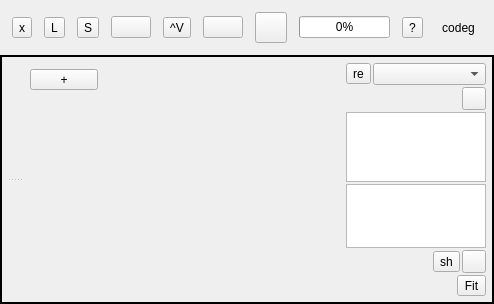
Above: src/Ui/AppWindow.ui from NikolayRag/codeg before the change. Below: the same form after it.
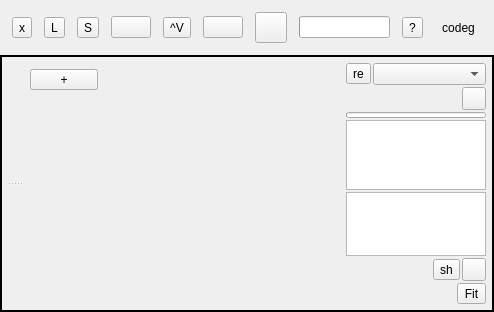
That is the form after the change. Icons and pictures are not drawn.

Diff of the .ui file:
```diff
--- a/src/Ui/AppWindow.ui
+++ b/src/Ui/AppWindow.ui
@@ -164,20 +164,7 @@
            </widget>
           </item>
           <item>
-           <widget class="QProgressBar" name="progDispatch">
-            <property name="sizePolicy">
-             <sizepolicy hsizetype="MinimumExpanding" vsizetype="Fixed">
-              <horstretch>0</horstretch>
-              <verstretch>0</verstretch>
-             </sizepolicy>
-            </property>
-            <property name="value">
-             <number>0</number>
-            </property>
-            <property name="format">
-             <string>%p%</string>
-            </property>
-           </widget>
+           <widget class="QProgressBar" name="progAll"/>
           </item>
           <item>
            <spacer name="horizontalSpacer">
@@ -342,7 +329,7 @@
                         <property name="spacing">
                          <number>2</number>
                         </property>
-                        <item row="0" column="1">
+                        <item row="1" column="1">
                          <widget class="QToolButton" name="btnRescan">
                           <property name="text">
                            <string>re</string>
@@ -353,7 +340,7 @@
                           </property>
                          </widget>
                         </item>
-                        <item row="1" column="1" colspan="2">
+                        <item row="2" column="1" colspan="2">
                          <spacer name="horizontalSpacer_5">
                           <property name="orientation">
                            <enum>Qt::Horizontal</enum>
@@ -366,7 +353,7 @@
                           </property>
                          </spacer>
                         </item>
-                        <item row="1" column="3">
+                        <item row="2" column="3">
                          <widget class="QToolButton" name="btnDispFire">
                           <property name="text">
                            <string/>
@@ -377,7 +364,7 @@
                           </property>
                          </widget>
                         </item>
-                        <item row="0" column="2" colspan="2">
+                        <item row="1" column="2" colspan="2">
                          <widget class="QComboBox" name="listDevs">
                           <property name="sizePolicy">
                            <sizepolicy hsizetype="Ignored" vsizetype="Fixed">
@@ -387,6 +374,22 @@
                           </property>
                          </widget>
                         </item>
+                        <item row="3" column="1" colspan="3">
+                         <widget class="QProgressBar" name="progDispatch">
+                          <property name="sizePolicy">
+                           <sizepolicy hsizetype="MinimumExpanding" vsizetype="Fixed">
+                            <horstretch>0</horstretch>
+                            <verstretch>0</verstretch>
+                           </sizepolicy>
+                          </property>
+                          <property name="maximumSize">
+                           <size>
+                            <width>16777215</width>
+                            <height>6</height>
+                           </size>
+                          </property>
+                         </widget>
+                        </item>
                        </layout>
                       </widget>
                      </item>
```
